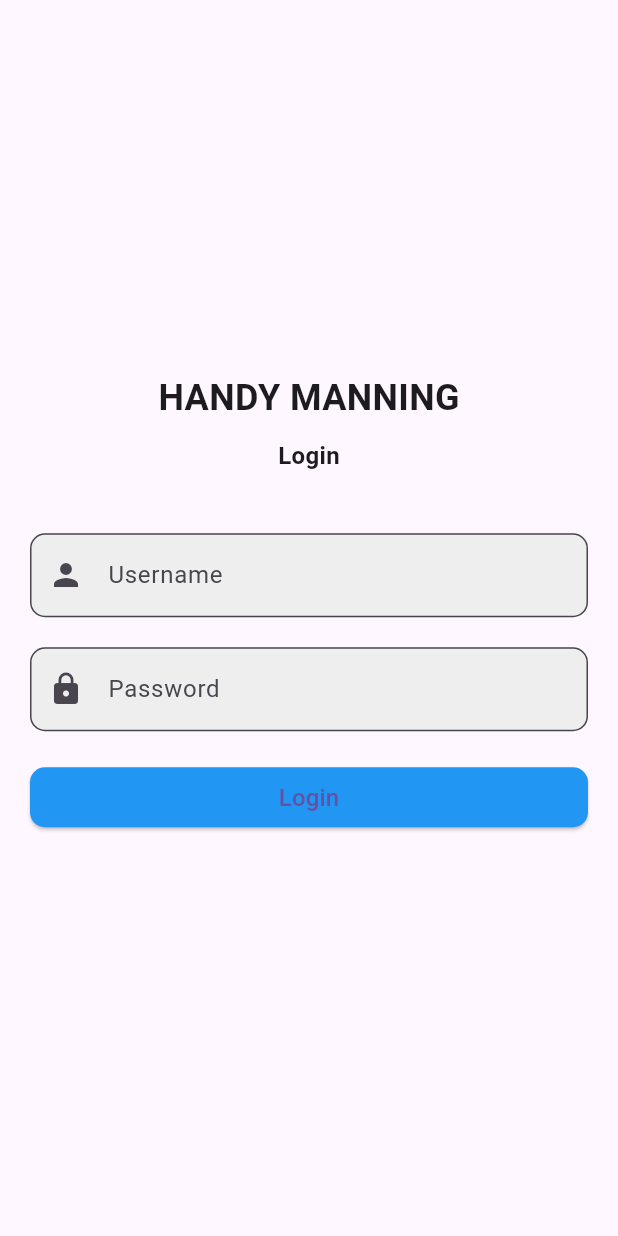
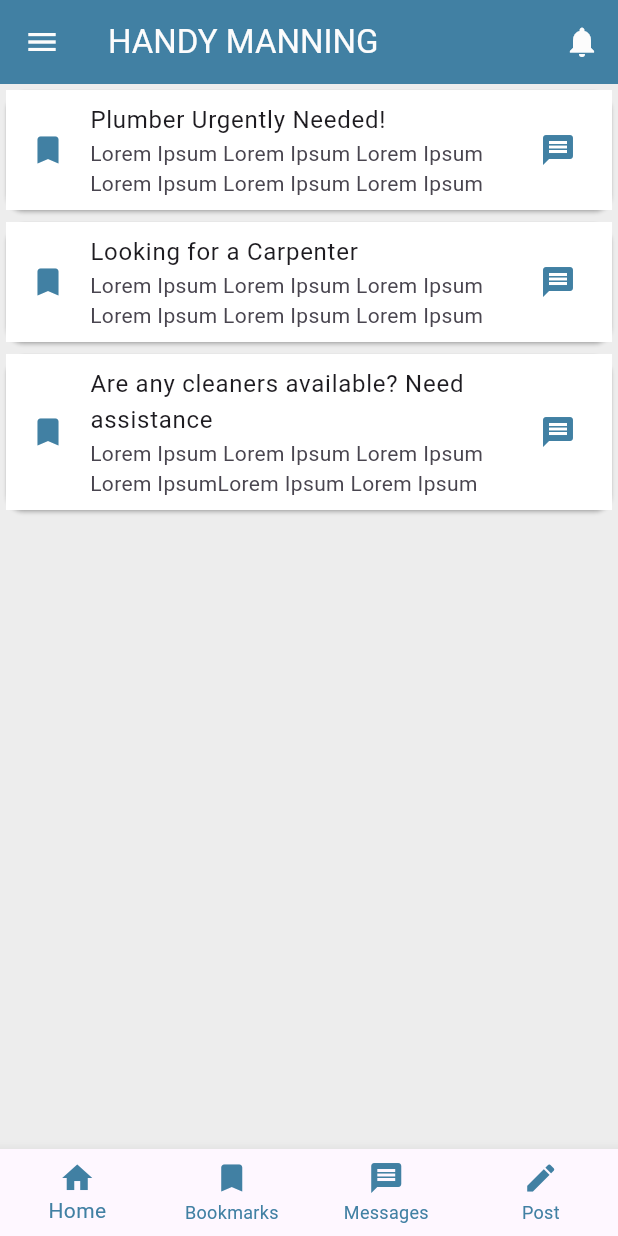
Before and after one commit to simonvque/innolympics_apqs, a Flutter app: the screen it shows after launch, on a phone screen of 412 x 824 dp. Run offline on Flutter 3.47's test engine with Material 3 defaults, Android fonts, the light colour scheme and no system bars; our stand-ins replace firebase_core; accounts and stored records are empty.

Commit message:
feeds and navbar

```diff
--- /dev/null
+++ b/lib/feed.dart
@@ -0,0 +1,47 @@
+// ignore_for_file: prefer_const_constructors, non_constant_identifier_names
+
+import 'package:flutter/material.dart';
+import 'package:innolympics_apqs/messages.dart';
+import 'package:innolympics_apqs/nav.dart';
+import 'listings.dart';
+
+class HomePage extends StatefulWidget {
+  const HomePage({super.key});
+
+  @override
+  State<HomePage> createState()=> _HomeState();
+
+  }
+
+class _HomeState extends State<HomePage> {
+
+  @override
+  Widget build(BuildContext context) {
+    return ListView.custom(
+      childrenDelegate: SliverChildBuilderDelegate(
+        (BuildContext context, int index) {
+          return Card(
+            child: ListTile(
+              tileColor: Colors.white,
+              onTap:() {
+                 Navigator.of(context).push(MaterialPageRoute(
+                 builder:(BuildContext context)=>ChatScreen()));
+              },
+              leading: const Icon(
+                Icons.bookmark,
+                color: Color(0xFF4180A3),
+                ),
+              trailing: const Icon(
+                Icons.message,
+                color: Color(0xFF4180A3),
+                ),
+              title: Text(listings[index].job),
+              subtitle: Text(listings[index].desc),
+            )
+          );
+        },
+        childCount: listings.length,
+      ),
+    );
+      }
+  }
--- /dev/null
+++ b/lib/listings.dart
@@ -0,0 +1,17 @@
+class Listings {
+  final String job;
+  final String loc;
+  final int bookmark;
+  final String desc;
+
+  Listings(this.job, this.loc, this.bookmark, this.desc);
+}
+
+List listings = [
+  Listings('Plumber Urgently Needed!','Malate, NCR', 0,
+  'Lorem Ipsum Lorem Ipsum Lorem Ipsum Lorem Ipsum Lorem Ipsum Lorem Ipsum'),
+  Listings('Looking for a Carpenter','Malate, NCR', 0,
+  'Lorem Ipsum Lorem Ipsum Lorem Ipsum Lorem Ipsum Lorem Ipsum Lorem Ipsum'),
+  Listings('Are any cleaners available? Need assistance','Malate, NCR', 1,
+  'Lorem Ipsum Lorem Ipsum Lorem Ipsum Lorem IpsumLorem Ipsum Lorem Ipsum'),
+];
--- a/lib/main.dart
+++ b/lib/main.dart
@@ -1,6 +1,8 @@
 import 'package:flutter/material.dart';
 import 'package:innolympics_apqs/login.dart';
+import 'package:innolympics_apqs/messages.dart';
 import 'package:innolympics_apqs/nav.dart';
+import 'package:innolympics_apqs/feed.dart';
 
 void main() {
   runApp(const MyApp());
@@ -14,12 +16,12 @@
   Widget build(BuildContext context) {
     return MaterialApp(
       debugShowCheckedModeBanner: false,
-      title: 'HealthLink',
+      title: 'Handy Manning',
       theme: ThemeData(
         appBarTheme: const AppBarTheme(color: Color(0xFF0079BD)),
       ),
       home: //DoctorNavigationMenu(),
-          const LoginPage(), //<------------------ change the class if you need to test
+          const NavBar(), //<------------------ change the class if you need to test
     );
   }
 }
--- a/lib/nav.dart
+++ b/lib/nav.dart
@@ -1,29 +1,31 @@
 // ignore_for_file: prefer_const_constructors, prefer_const_literals_to_create_immutables
+import 'package:flutter/material.dart';
+import 'package:innolympics_apqs/feed.dart';
+import 'package:innolympics_apqs/login.dart';
+import 'package:innolympics_apqs/messages.dart';
 
-import 'package:flutter/material.dart';
 
-class Feed extends StatefulWidget {
-  const Feed({super.key});
+class NavBar extends StatefulWidget {
+  const NavBar({super.key});
 
   @override
-  State<Feed> createState() => _FeedState();
+  State<NavBar> createState() => _NavBarState();
 }
 
-class _FeedState extends State<Feed> {
+class _NavBarState extends State<NavBar> {
   int myIndex = 0;
 
-  final tabs = [
-    Center(child: Text('Home')),
-    Center(child: Text('Bookmarks')),
-    Center(child: Text('Messages')),
-    Center(child: Text('Post')),
+  List<Widget> tabs = [
+    HomePage(),
+    Text('Bookmarks'),
+    ChatScreen(),
+    Text('Post'),
   ];
 
   @override
   Widget build(BuildContext context) {
     return Scaffold(
       backgroundColor: Color(0xFFEDEDED),
-      body: tabs[myIndex],
       appBar: AppBar(
         backgroundColor: Color(0xFF4180A3),
         title: Text('HANDY MANNING',
@@ -42,6 +44,7 @@ class _FeedState extends State<Feed> {
               ))
         ],
       ),
+      body: tabs[myIndex],
       bottomNavigationBar: BottomNavigationBar(
           unselectedItemColor: Color(0xFF4180A3),
           selectedItemColor: Color(0xFF4180A3),
```
Also changed, not shown: lib/messages.dart (added, +87 -0 lines), lib/bookmarks.dart (added), lib/notifs.dart (added).
